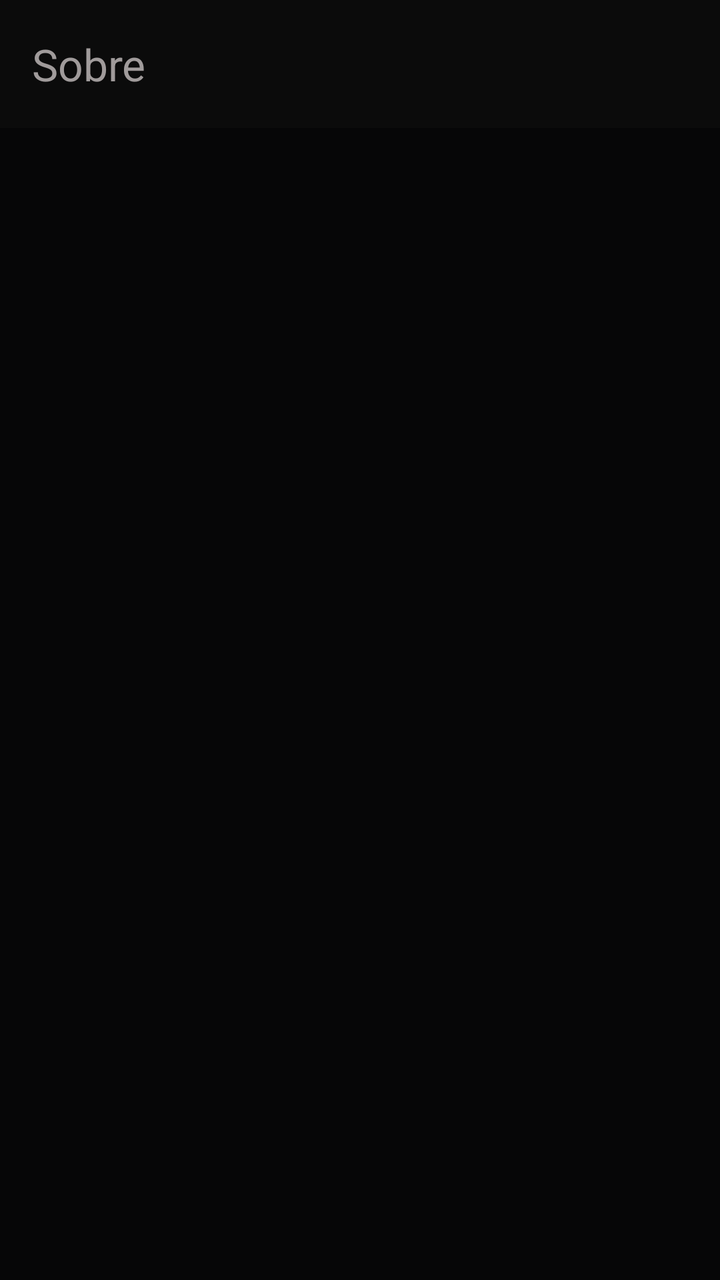
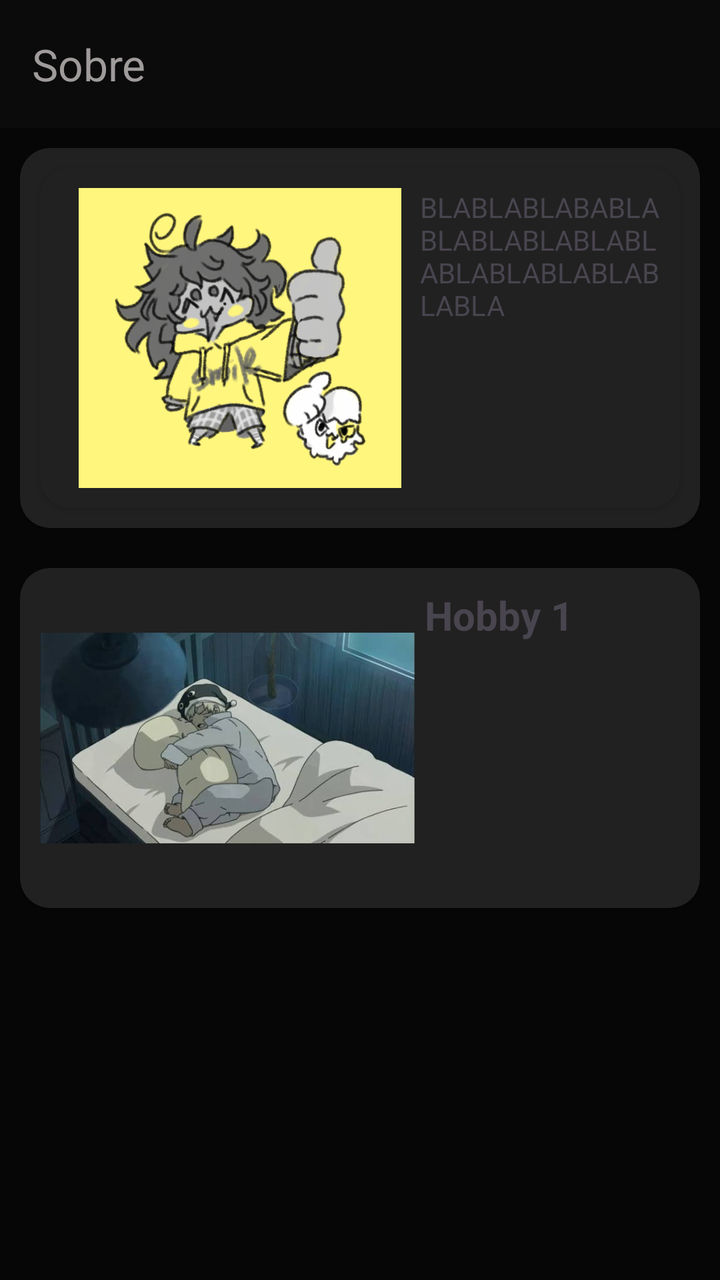

The first picture is an Android layout as it rendered before a commit; the second is the same layout after the commit. The layout source and the unified diff follow.
<!-- AndroidManifest.xml: application theme Theme.ProjetoPDMII -->
<!-- res/layout/activity_tela04.xml -->
<?xml version="1.0" encoding="utf-8"?>
<androidx.drawerlayout.widget.DrawerLayout xmlns:android="http://schemas.android.com/apk/res/android"
    xmlns:app="http://schemas.android.com/apk/res-auto"
    xmlns:tools="http://schemas.android.com/tools"
    android:id="@+id/iddrawer"
    android:layout_width="match_parent"
    android:layout_height="match_parent"
    android:orientation="vertical"
    tools:context=".Tela04">

    <LinearLayout
        android:id="@+id/id_tela04"
        android:layout_width="match_parent"
        android:layout_height="match_parent"
        android:background="#060607"
        android:orientation="vertical">

        <androidx.appcompat.widget.Toolbar
            android:id="@+id/toolbar4"
            android:layout_width="match_parent"
            android:layout_height="wrap_content"
            android:background="#0B0B0B"
            android:minHeight="?attr/actionBarSize"
            android:theme="?attr/actionBarTheme"
            app:title="Sobre"
            app:titleTextColor="#A09B9B" />

    </LinearLayout>

    <com.google.android.material.navigation.NavigationView
        android:id="@+id/idnavigation_sobre"
        android:layout_width="wrap_content"
        android:layout_height="match_parent"
        android:layout_gravity="start"
        app:headerLayout="@layout/cabecalho"
        app:menu="@menu/menu_drawer" />

</androidx.drawerlayout.widget.DrawerLayout>
<!-- res/layout/cabecalho.xml (included above) -->
<?xml version="1.0" encoding="utf-8"?>
<LinearLayout xmlns:android="http://schemas.android.com/apk/res/android"
    xmlns:app="http://schemas.android.com/apk/res-auto"
    android:layout_width="match_parent"
    android:layout_height="180dp"
    android:background="#15151A"
    android:gravity="bottom"
    android:orientation="vertical"
    android:padding="10dp">

    <ImageView
        android:id="@+id/imageView8"
        android:layout_width="72dp"
        android:layout_height="72dp"
        android:layout_weight="1"
        app:srcCompat="@drawable/account_circle_48px" />

    <TextView
        android:id="@+id/textView5"
        android:layout_width="wrap_content"
        android:layout_height="wrap_content"
        android:layout_weight="1"
        android:text="@string/name"
        android:textSize="16sp" />

    <TextView
        android:id="@+id/textView6"
        android:layout_width="wrap_content"
        android:layout_height="wrap_content"
        android:layout_weight="1"
        android:text="@string/email"
        android:textSize="16sp" />
</LinearLayout>
<!-- resources referenced by this layout -->
<resources>
  <!-- drawable account_circle_48px (drawable) -->
  <vector xmlns:android="http://schemas.android.com/apk/res/android"
      android:width="48dp"
      android:height="48dp"
      android:viewportWidth="960"
      android:viewportHeight="960"
      android:tint="?attr/colorControlNormal">
    <path
        android:fillColor="@android:color/white"
        android:pathData="M216,701Q280,656 344,632.5Q408,609 480,609Q552,609 616,632.5Q680,656 746,701Q789,645 806,592Q823,539 823,480Q823,334 724.5,235.5Q626,137 480,137Q334,137 235.5,235.5Q137,334 137,480Q137,539 154.5,592Q172,645 216,701ZM374,479Q331,436 331,373Q331,310 374,267Q417,224 480,224Q543,224 586,267Q629,310 629,373Q629,436 586,479Q543,522 480,522Q417,522 374,479ZM480,896Q395,896 319.5,863Q244,830 187,773Q130,716 97,640.5Q64,565 64,480Q64,395 97,319.5Q130,244 187,187Q244,130 319.5,97Q395,64 480,64Q565,64 640.5,97Q716,130 773,187Q830,244 863,319.5Q896,395 896,480Q896,565 863,640.5Q830,716 773,773Q716,830 640.5,863Q565,896 480,896ZM584.5,808Q636,793 688,753Q636,718 583.5,700Q531,682 480,682Q429,682 376.5,700Q324,718 273,753Q324,793 375.5,808Q427,823 480,823Q533,823 584.5,808ZM534.5,427.5Q556,406 556,373Q556,340 534.5,318.5Q513,297 480,297Q447,297 425.5,318.5Q404,340 404,373Q404,406 425.5,427.5Q447,449 480,449Q513,449 534.5,427.5ZM480,373Q480,373 480,373Q480,373 480,373Q480,373 480,373Q480,373 480,373Q480,373 480,373Q480,373 480,373Q480,373 480,373Q480,373 480,373ZM480,752Q480,752 480,752Q480,752 480,752Q480,752 480,752Q480,752 480,752Q480,752 480,752Q480,752 480,752Q480,752 480,752Q480,752 480,752Z"/>
  </vector>
  <string name="email">bablababla@gmail.com </string>
  <string name="name">Sophia Gomes </string>
  <style name="Theme.ProjetoPDMII" parent="Base.Theme.ProjetoPDMII" />
  <style name="Base.Theme.ProjetoPDMII" parent="Theme.Material3.DayNight.NoActionBar">
          
          
      </style>
</resources>

<!-- the commit's change to res/layout/activity_tela04.xml (unified diff, before → after) -->
@@ -24,6 +24,99 @@
             android:theme="?attr/actionBarTheme"
             app:title="Sobre"
             app:titleTextColor="#A09B9B" />
+
+        <androidx.cardview.widget.CardView
+            android:layout_width="match_parent"
+            android:layout_height="wrap_content"
+            android:layout_margin="10dp"
+            android:background="@drawable/_1_sem_t_tulo_20250512222802"
+            app:cardBackgroundColor="#212121"
+            app:cardCornerRadius="15dp">
+
+            <androidx.cardview.widget.CardView
+                android:layout_width="match_parent"
+                android:layout_height="wrap_content"
+                android:layout_margin="10dp"
+                android:background="@drawable/_1_sem_t_tulo_20250512222802"
+                app:cardBackgroundColor="#212121"
+                app:cardCornerRadius="15dp">
+
+                <LinearLayout
+                    android:layout_width="match_parent"
+                    android:layout_height="match_parent"
+                    android:layout_margin="10dp"
+                    android:orientation="horizontal">
+
+                    <ImageView
+                        android:id="@+id/imageView13"
+                        android:layout_width="150dp"
+                        android:layout_height="150dp"
+                        android:layout_weight="1"
+                        app:srcCompat="@drawable/_1_sem_t_tulo_20250512222802_1_" />
+
+                    <TextView
+                        android:id="@+id/textView9"
+                        android:layout_width="90dp"
+                        android:layout_height="wrap_content"
+                        android:layout_weight="1"
+                        android:text="BLABLABLABABLABLABLABLABLABLABLABLABLABLABLABLA" />
+                </LinearLayout>
+            </androidx.cardview.widget.CardView>
+
+            <LinearLayout
+                android:layout_width="match_parent"
+                android:layout_height="match_parent"
+                android:layout_margin="10dp"
+                android:orientation="horizontal">
+
+                <ImageView
+                    android:id="@+id/imageView13"
+                    android:layout_width="150dp"
+                    android:layout_height="150dp"
+                    android:layout_weight="1"
+                    app:srcCompat="@drawable/_1_sem_t_tulo_20250512222802_1_" />
+
+                <TextView
+                    android:id="@+id/textView9"
+                    android:layout_width="90dp"
+                    android:layout_height="wrap_content"
+                    android:layout_weight="1"
+                    android:text="BLABLABLABABLABLABLABLABLABLABLABLABLABLABLABLA" />
+            </LinearLayout>
+        </androidx.cardview.widget.CardView>
+
+        <androidx.cardview.widget.CardView
+            android:layout_width="match_parent"
+            android:layout_height="wrap_content"
+            android:layout_margin="10dp"
+            android:background="@drawable/_1_sem_t_tulo_20250512222802"
+            app:cardBackgroundColor="#212121"
+            app:cardCornerRadius="15dp">
+
+            <LinearLayout
+                android:layout_width="match_parent"
+                android:layout_height="match_parent"
+                android:layout_margin="10dp"
+                android:orientation="horizontal">
+
+                <ImageView
+                    android:id="@+id/imageView13"
+                    android:layout_width="150dp"
+                    android:layout_height="150dp"
+                    android:layout_weight="1"
+                    app:srcCompat="@drawable/dormir" />
+
+                <TextView
+                    android:id="@+id/textView9"
+                    android:layout_width="90dp"
+                    android:layout_height="wrap_content"
+                    android:layout_marginLeft="5dp"
+                    android:layout_weight="1"
+                    android:text="Hobby 1"
+                    android:textSize="20sp"
+                    android:textStyle="bold" />
+            </LinearLayout>
+        </androidx.cardview.widget.CardView>
 
     </LinearLayout>
 
<!-- resource entries referenced after the edit -->
@@ -1,5 +1,7 @@
 <!-- resources referenced by this layout -->
 <resources>
+  <!-- drawable _1_sem_t_tulo_20250512222802: png bitmap (drawable, 215153 bytes) -->
+  <!-- drawable _1_sem_t_tulo_20250512222802_1_: png bitmap (drawable, 182352 bytes) -->
   <!-- drawable account_circle_48px (drawable) -->
   <vector xmlns:android="http://schemas.android.com/apk/res/android"
       android:width="48dp"
@@ -11,6 +13,7 @@
         android:fillColor="@android:color/white"
         android:pathData="M216,701Q280,656 344,632.5Q408,609 480,609Q552,609 616,632.5Q680,656 746,701Q789,645 806,592Q823,539 823,480Q823,334 724.5,235.5Q626,137 480,137Q334,137 235.5,235.5Q137,334 137,480Q137,539 154.5,592Q172,645 216,701ZM374,479Q331,436 331,373Q331,310 374,267Q417,224 480,224Q543,224 586,267Q629,310 629,373Q629,436 586,479Q543,522 480,522Q417,522 374,479ZM480,896Q395,896 319.5,863Q244,830 187,773Q130,716 97,640.5Q64,565 64,480Q64,395 97,319.5Q130,244 187,187Q244,130 319.5,97Q395,64 480,64Q565,64 640.5,97Q716,130 773,187Q830,244 863,319.5Q896,395 896,480Q896,565 863,640.5Q830,716 773,773Q716,830 640.5,863Q565,896 480,896ZM584.5,808Q636,793 688,753Q636,718 583.5,700Q531,682 480,682Q429,682 376.5,700Q324,718 273,753Q324,793 375.5,808Q427,823 480,823Q533,823 584.5,808ZM534.5,427.5Q556,406 556,373Q556,340 534.5,318.5Q513,297 480,297Q447,297 425.5,318.5Q404,340 404,373Q404,406 425.5,427.5Q447,449 480,449Q513,449 534.5,427.5ZM480,373Q480,373 480,373Q480,373 480,373Q480,373 480,373Q480,373 480,373Q480,373 480,373Q480,373 480,373Q480,373 480,373Q480,373 480,373ZM480,752Q480,752 480,752Q480,752 480,752Q480,752 480,752Q480,752 480,752Q480,752 480,752Q480,752 480,752Q480,752 480,752Q480,752 480,752Z"/>
   </vector>
+  <!-- drawable dormir: jpeg bitmap (drawable, 20205 bytes) -->
   <string name="email">bablababla@gmail.com </string>
   <string name="name">Sophia Gomes </string>
   <style name="Theme.ProjetoPDMII" parent="Base.Theme.ProjetoPDMII" />
